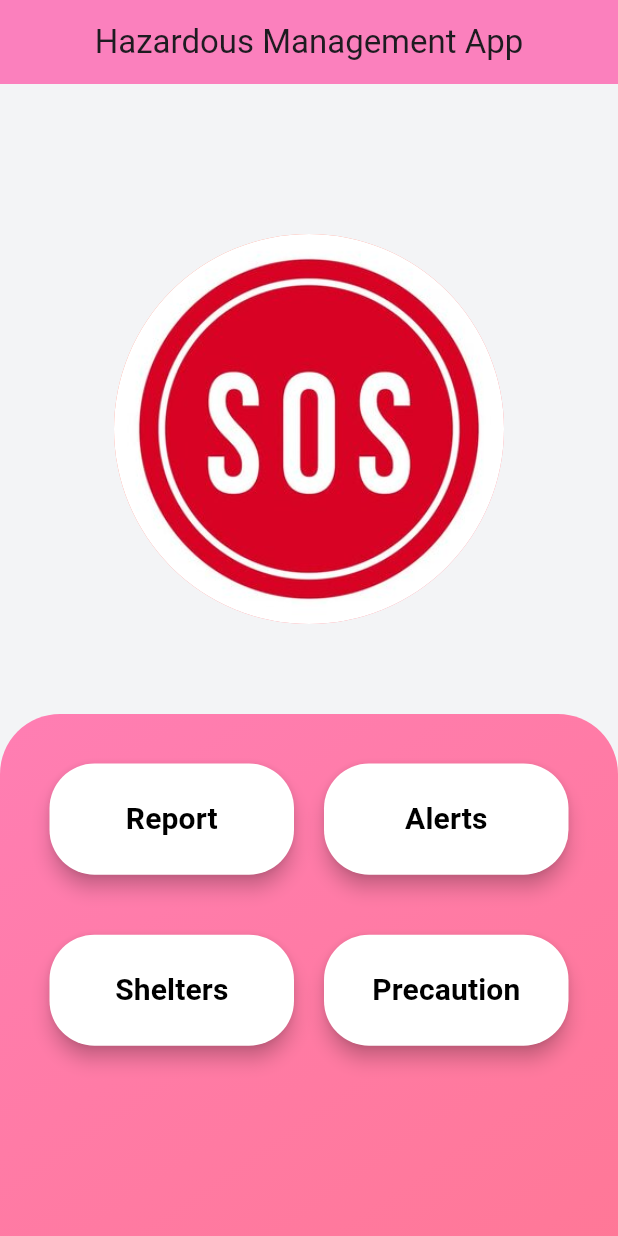
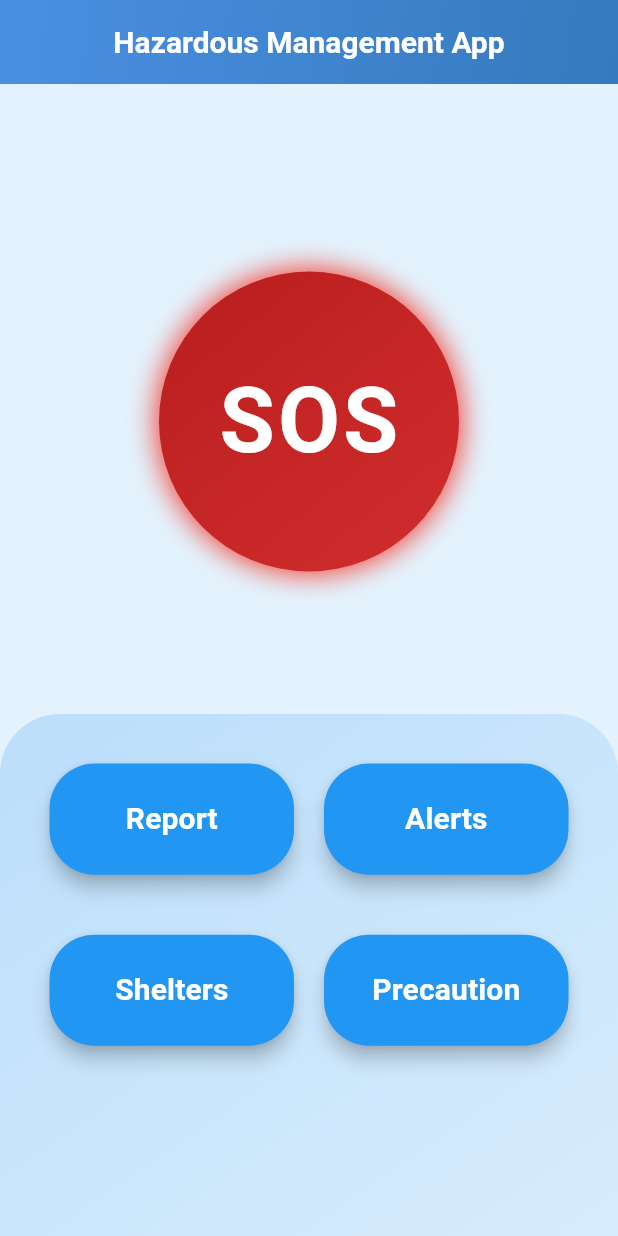
Before and after one commit to Kamalesh8287/DECEPTICON, a Flutter app: the screen it shows after launch, on a phone screen of 412 x 824 dp. Run offline on Flutter 3.47's test engine with Material 3 defaults, Android fonts, the phone set to English and light mode, and no system bars.

Commit message:
modified:   .vscode/settings.json 	modified:   lib/main.dart 	modified:   lib/onpressedsos.dart 	modified:   lib/precautions.dart 	modified:   lib/report.dart

```diff
--- a/lib/main.dart
+++ b/lib/main.dart
@@ -1,4 +1,3 @@
-
 import 'package:flutter/material.dart';
 import 'package:k/alerts.dart';
 import 'package:k/onpressedsos.dart';
@@ -51,11 +50,26 @@ class _HomeScreenState extends State<HomeScreen> {
   @override
   Widget build(BuildContext context) {
     return Scaffold(
-      backgroundColor: const Color(0xFFF3F4F6), // Light grayish background
+      backgroundColor: const Color(0xFFE3F2FD), // Light blue background
       appBar: AppBar(
-        title: const Text('Hazardous Management App'),
+        title: const Text(
+          'Hazardous Management App',
+          style: TextStyle(
+            fontWeight: FontWeight.bold,
+            fontSize: 20,
+            color: Colors.white,
+          ),
+        ),
         centerTitle: true,
-        backgroundColor: const Color.fromRGBO(251, 128, 189, 1),
+        flexibleSpace: Container(
+          decoration: const BoxDecoration(
+            gradient: LinearGradient(
+              colors: [Color(0xFF4A90E2), Color(0xFF357ABD)],
+              begin: Alignment.topLeft,
+              end: Alignment.bottomRight,
+            ),
+          ),
+        ),
       ),
       body: Stack(
         children: [
@@ -68,20 +82,33 @@ class _HomeScreenState extends State<HomeScreen> {
                 onLongPressStart: (_) => _handleLongPressStart(),
                 onLongPressEnd: _handleLongPressEnd,
                 child: Container(
-                  width: 260,
-                  height: 260,
-                  decoration: const BoxDecoration(
+                  width: 200,
+                  height: 250,
+                  decoration: BoxDecoration(
                     shape: BoxShape.circle,
-                    gradient: LinearGradient(
-                      colors: [Color(0xFFFF7E5F), Color(0xFFFF758C)],
+                    gradient: const LinearGradient(
+                      colors: [Color(0xFFB71C1C), Color(0xFFD32F2F)], // Red gradient
                       begin: Alignment.topLeft,
                       end: Alignment.bottomRight,
                     ),
+                    boxShadow: [
+                      BoxShadow(
+                        color: Colors.red,
+                        blurRadius: 15,
+                        spreadRadius: 2,
+                      ),
+                    ],
                   ),
-                  child: const CircleAvatar(
-                    radius: 100,
-                    backgroundColor: Colors.transparent,
-                    backgroundImage: AssetImage('assets/sos2.jpg'),
+                  child: const Center(
+                    child: Text(
+                      'SOS',
+                      style: TextStyle(
+                        color: Colors.white,
+                        fontSize: 60,
+                        fontWeight: FontWeight.w600,
+                        letterSpacing: 2,
+                      ),
+                    ),
                   ),
                 ),
               ),
@@ -95,7 +122,7 @@ class _HomeScreenState extends State<HomeScreen> {
               height: 600,
               decoration: const BoxDecoration(
                 gradient: LinearGradient(
-                  colors: [Color(0xFFff7eb3), Color(0xFFff758c)],
+                  colors: [Color(0xFFBBDEFB), Color(0xFFE3F2FD)],
                   begin: Alignment.topLeft,
                   end: Alignment.bottomRight,
                 ),
@@ -134,8 +161,8 @@ class _HomeScreenState extends State<HomeScreen> {
       },
       style: ElevatedButton.styleFrom(
         padding: const EdgeInsets.symmetric(horizontal: 30, vertical: 20),
-        backgroundColor: Colors.white,
-        foregroundColor: Colors.black,
+        backgroundColor: const Color(0xFF2196F3),
+        foregroundColor: Colors.white,
         shape: RoundedRectangleBorder(
           borderRadius: BorderRadius.circular(30),
         ),
```
Also changed, not shown: lib/onpressedsos.dart (+64 -26 lines), lib/precautions.dart (+94 -2 lines), lib/report.dart (+68 -76 lines).
